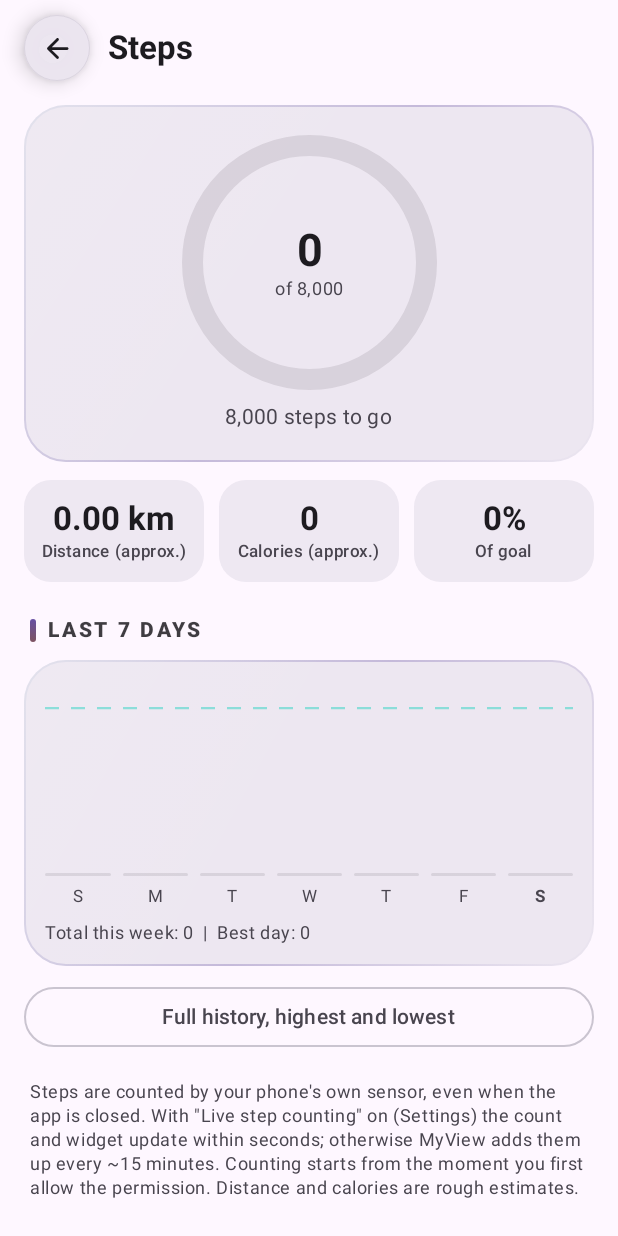
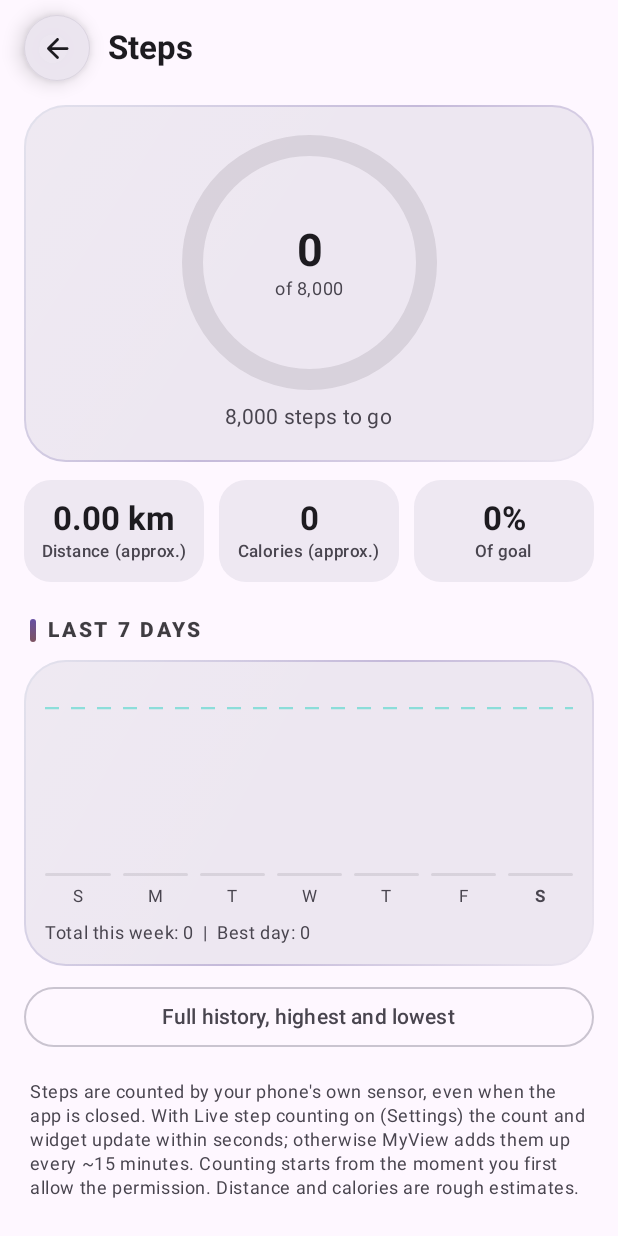
Before and after one commit to iamhk10/MyView, an Android app built with Jetpack Compose: the composable StepsScreen shown on its own in the app's theme, on a phone screen of 412 x 824 dp. Run offline under Robolectric (Android 15) with nearby library versions, the phone set to English and light mode, and no system bars.

Commit message:
Add files via upload

```diff
--- a/app/src/main/java/com/x/myview/ui/screens/StepsScreen.kt
+++ b/app/src/main/java/com/x/myview/ui/screens/StepsScreen.kt
@@ -137,7 +137,7 @@ fun StepsScreen(vm: MainViewModel, onBack: () -> Unit, onHistory: () -> Unit = {
             ) { Text("Full history, highest and lowest") }
             Box(Modifier.padding(horizontal = 20.dp, vertical = 12.dp)) {
                 Text(
-                    "Steps are counted by your phone's own sensor, even when the app is closed. With \"Live step counting\" on (Settings) the count and widget update within seconds; otherwise MyView adds them up every ~15 minutes. Counting starts from the moment you first allow the permission. Distance and calories are rough estimates.",
+                    "Steps are counted by your phone's own sensor, even when the app is closed. With Live step counting on (Settings) the count and widget update within seconds; otherwise MyView adds them up every ~15 minutes. Counting starts from the moment you first allow the permission. Distance and calories are rough estimates.",
                     style = MaterialTheme.typography.bodySmall,
                     color = MaterialTheme.colorScheme.onSurfaceVariant,
                 )
```
